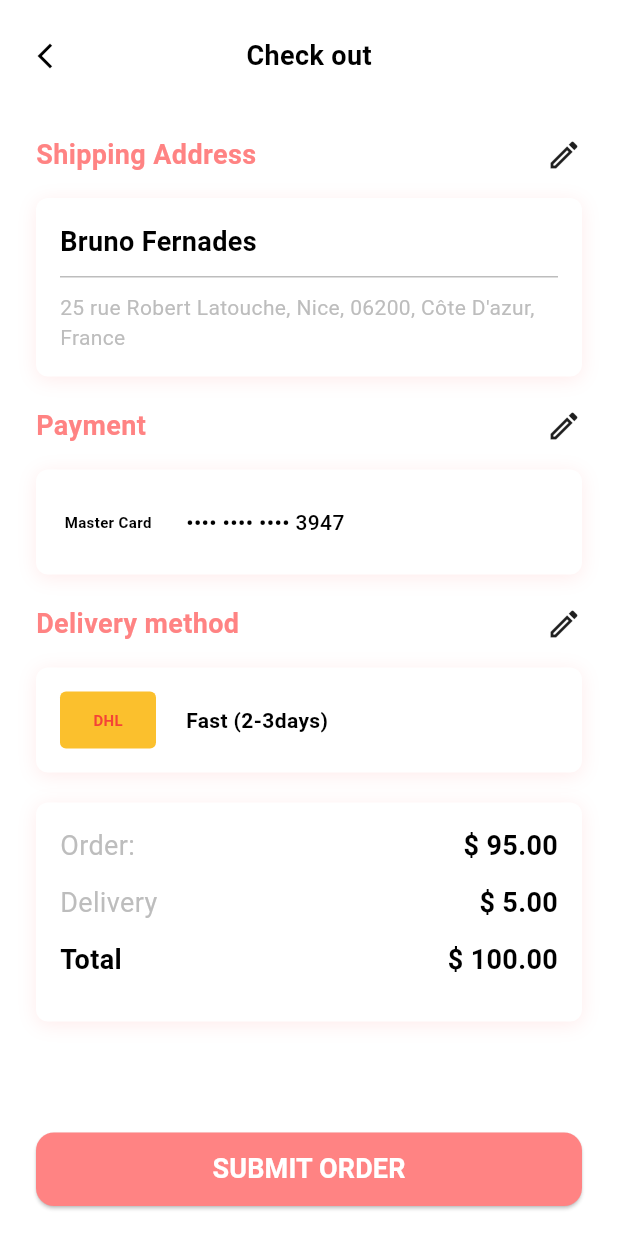
After one commit to banana-madcamp/banana, a Flutter app: the CustomerPageView screen opened directly, on a phone screen of 412 x 824 dp. The commit adds this screen. Run offline on Flutter 3.47's test engine with Material 3 defaults, Android fonts, the phone set to English and light mode, and no system bars; our stand-ins replace firebase_core, get, logger, skeletonizer; accounts and stored records are empty; Roboto replaces fonts that are missing (Rubik).

Commit message:
ui; customer page

```diff
--- /dev/null
+++ b/lib/customer/views/customer_page_view.dart
@@ -0,0 +1,332 @@
+import 'package:banana/utils/values/app_colors.dart';
+import 'package:banana/utils/values/app_icons.dart';
+import 'package:flutter/material.dart';
+
+class CustomerPageView extends StatefulWidget {
+  const CustomerPageView({super.key});
+
+  @override
+  State<CustomerPageView> createState() => _CustomerPageViewState();
+}
+
+class _CustomerPageViewState extends State<CustomerPageView> {
+  @override
+  Widget build(BuildContext context) {
+    return Scaffold(
+      backgroundColor: AppColors.white,
+      body: SafeArea(
+        child: Column(
+          children: [
+            Padding(
+              padding: const EdgeInsets.symmetric(horizontal: 20, vertical: 24),
+              child: Row(
+                children: [
+                  GestureDetector(
+                    onTap: () {},
+                    child: const Icon(
+                      AppIcons.back,
+                      color: AppColors.black,
+                      size: 20,
+                    ),
+                  ),
+                  const Expanded(
+                    child: Center(
+                      child: Text(
+                        "Check out",
+                        style: TextStyle(
+                          fontFamily: 'Rubik',
+                          fontWeight: FontWeight.w700,
+                          fontSize: 18,
+                          color: AppColors.black
+                        ),
+                      ),
+                    ),
+                  ),
+                  const SizedBox(width: 20),
+                ],
+              ),
+            ),
+
+            Expanded(
+              child: SingleChildScrollView(
+                child: Padding(
+                  padding: const EdgeInsets.symmetric(horizontal: 24),
+                  child: Column(
+                    crossAxisAlignment: CrossAxisAlignment.start,
+                    children: [
+                      const SizedBox(height: 16),
+
+                      _buildSection("Shipping Address"),
+                      const SizedBox(height: 16),
+                      _buildAddressCard(),
+                      const SizedBox(height: 20),
+
+                      _buildSection("Payment"),
+                      const SizedBox(height: 16),
+                      _buildPaymentCard(),
+                      const SizedBox(height: 20),
+
+                      _buildSection("Delivery method"),
+                      const SizedBox(height: 16),
+                      _buildDeliveryCard(),
+                      const SizedBox(height: 20),
+
+                      _buildOrderSummary(),
+                      const SizedBox(height: 20),
+                    ],
+                  ),
+                ),
+              ),
+            ),
+
+            Padding(
+              padding: const EdgeInsets.symmetric(horizontal: 24, vertical: 20),
+              child: ElevatedButton(
+                onPressed: () {},
+                style: ElevatedButton.styleFrom(
+                  backgroundColor: AppColors.primary,
+                  shape: RoundedRectangleBorder(
+                    borderRadius: BorderRadius.circular(12),
+                  ),
+                  maximumSize: Size(double.infinity, 49),
+                  minimumSize: Size(double.infinity, 49),
+                ),
+                child: const Text(
+                  "SUBMIT ORDER",
+                  style: TextStyle(
+                    fontFamily: 'Rubik',
+                    fontSize: 18,
+                    fontWeight: FontWeight.w600,
+                    color: AppColors.white,
+                  ),
+                ),
+              ),
+            ),
+          ],
+        ),
+      ),
+    );
+  }
+
+  Widget _buildSection(String title) {
+    return Row(
+      mainAxisAlignment: MainAxisAlignment.spaceBetween,
+      children: [
+        Text(
+          title,
+          style: const TextStyle(
+            fontFamily: 'Rubik',
+            fontWeight: FontWeight.w600,
+            fontSize: 18,
+            color: AppColors.primary,
+          ),
+        ),
+        Icon(
+          AppIcons.edit,
+          color: AppColors.iconGray,
+          size: 24,
+        ),
+      ],
+    );
+  }
+
+  Widget _buildAddressCard() {
+    return Container(
+      padding: const EdgeInsets.all(16),
+      decoration: BoxDecoration(
+        color: AppColors.white,
+        borderRadius: BorderRadius.circular(8),
+        boxShadow: [
+          BoxShadow(
+            color: AppColors.primary.withAlpha(40),
+            blurRadius: 10,
+            offset: const Offset(0, 2),
+          ),
+        ],
+      ),
+      child: Column(
+        crossAxisAlignment: CrossAxisAlignment.start,
+        children: [
+          const Text(
+            "Bruno Fernades",
+            style: TextStyle(
+              fontFamily: 'Rubik',
+              fontWeight: FontWeight.w700,
+              fontSize: 18,
+              color: AppColors.black,
+            ),
+          ),
+          const SizedBox(height: 10),
+          Container(
+            height: 1,
+            width: double.infinity,
+            color: AppColors.gray,
+          ),
+          const SizedBox(height: 10),
+          const Text(
+            "25 rue Robert Latouche, Nice, 06200, Côte D'azur, France",
+            style: TextStyle(
+              fontFamily: 'Rubik',
+              fontWeight: FontWeight.w400,
+              fontSize: 14,
+              color: AppColors.gray,
+            ),
+          ),
+        ],
+      ),
+    );
+  }
+
+  Widget _buildPaymentCard() {
+    return Container(
+      padding: const EdgeInsets.all(16),
+      decoration: BoxDecoration(
+        color: AppColors.white,
+        borderRadius: BorderRadius.circular(8),
+        boxShadow: [
+          BoxShadow(
+            color: AppColors.primary.withAlpha(40),
+            blurRadius: 10,
+            offset: const Offset(0, 2),
+          ),
+        ],
+      ),
+      child: Row(
+        children: [
+          Container(
+            width: 64,
+            height: 38,
+            decoration: BoxDecoration(
+              color: AppColors.white,
+              borderRadius: BorderRadius.circular(4),
+            ),
+            child: const Center(
+              child: Text(
+                "Master Card",
+                style: TextStyle(
+                  fontFamily: 'Rubik',
+                  fontSize: 10,
+                  fontWeight: FontWeight.w600,
+                  color: AppColors.black,
+                ),
+              ),
+            ),
+          ),
+          const SizedBox(width: 20),
+          const Text(
+            "•••• •••• •••• 3947",
+            style: TextStyle(
+              fontFamily: 'Rubik',
+              fontSize: 14,
+              fontWeight: FontWeight.w500,
+              color: AppColors.black,
+            ),
+          ),
+        ],
+      ),
+    );
+  }
+
+  Widget _buildDeliveryCard() {
+    return Container(
+      padding: const EdgeInsets.all(16),
+      decoration: BoxDecoration(
+        color: AppColors.white,
+        borderRadius: BorderRadius.circular(8),
+        boxShadow: [
+          BoxShadow(
+            color: AppColors.primary.withAlpha(40),
+            blurRadius: 10,
+            offset: const Offset(0, 2),
+          ),
+        ],
+      ),
+      child: Row(
+        children: [
+          Container(
+            width: 64,
+            height: 38,
+            decoration: BoxDecoration(
+              color: Colors.yellow[700],
+              borderRadius: BorderRadius.circular(4),
+            ),
+            child: const Center(
+              child: Text(
+                "DHL",
+                style: TextStyle(
+                  fontFamily: 'Rubik',
+                  fontSize: 10,
+                  fontWeight: FontWeight.w600,
+                  color: Colors.red,
+                ),
+              ),
+            ),
+          ),
+          const SizedBox(width: 20),
+          const Text(
+            "Fast (2-3days)",
+            style: TextStyle(
+              fontFamily: 'Rubik',
+              fontSize: 14,
+              fontWeight: FontWeight.w600,
+              color: AppColors.black,
+            ),
+          )
+        ],
+      ),
+    );
+  }
+
+  Widget _buildOrderSummary() {
+    return Container(
+      padding: const EdgeInsets.all(16),
+      decoration: BoxDecoration(
+        color: AppColors.white,
+        borderRadius: BorderRadius.circular(8),
+        boxShadow: [
+          BoxShadow(
+            color: AppColors.primary.withAlpha(40),
+            blurRadius: 10,
+            offset: const Offset(0, 2),
+          ),
+        ],
+      ),
+      child: Column(
+        children: [
+          _buildSummaryRow("Order:", "\$ 95.00"),
+          const SizedBox(height: 12),
+          _buildSummaryRow("Delivery", "\$ 5.00"),
+          const SizedBox(height: 12),
+          _buildSummaryRow("Total", "\$ 100.00", isTotal: true),
+          const SizedBox(height: 12),
+        ],
+      ),
+    );
+  }
+
+  Widget _buildSummaryRow(String label, String amount, {bool isTotal = false}) {
+    return Row(
+      mainAxisAlignment: MainAxisAlignment.spaceBetween,
+      children: [
+        Text(
+          label,
+          style: TextStyle(
+            fontFamily: 'Rubik',
+            fontSize: 18,
+            fontWeight: isTotal ? FontWeight.w600 : FontWeight.w400,
+            color: isTotal ? AppColors.black : AppColors.gray,
+          ),
+        ),
+        Text(
+          amount,
+          style: const TextStyle(
+            fontFamily: 'Rubik',
+            fontSize: 18,
+            fontWeight: FontWeight.w600,
+            color: AppColors.black
+          ),
+        ),
+      ],
+    );
+  }
+}
--- a/lib/login/datas/source/user_database_source.dart
+++ b/lib/login/datas/source/user_database_source.dart
@@ -22,6 +22,5 @@ abstract class UserDatabaseSource {
 
   Future<User> getCurrentUser();
 
-  // 로그아웃 메서드
   Future<void> logout();
 }
--- a/lib/utils/values/app_colors.dart
+++ b/lib/utils/values/app_colors.dart
@@ -9,5 +9,5 @@ class AppColors{
   static const Color white = Color(0xFFFFFFFF);
   static const Color transparent = Color(0x00000000);
   static const Color darkGray = Color(0xFF9E9E9E);
-  static const Color icon = Color(0xFF1F1F1F);
+  static const Color iconGray = Color(0xFF1F1F1F);
 }
```
